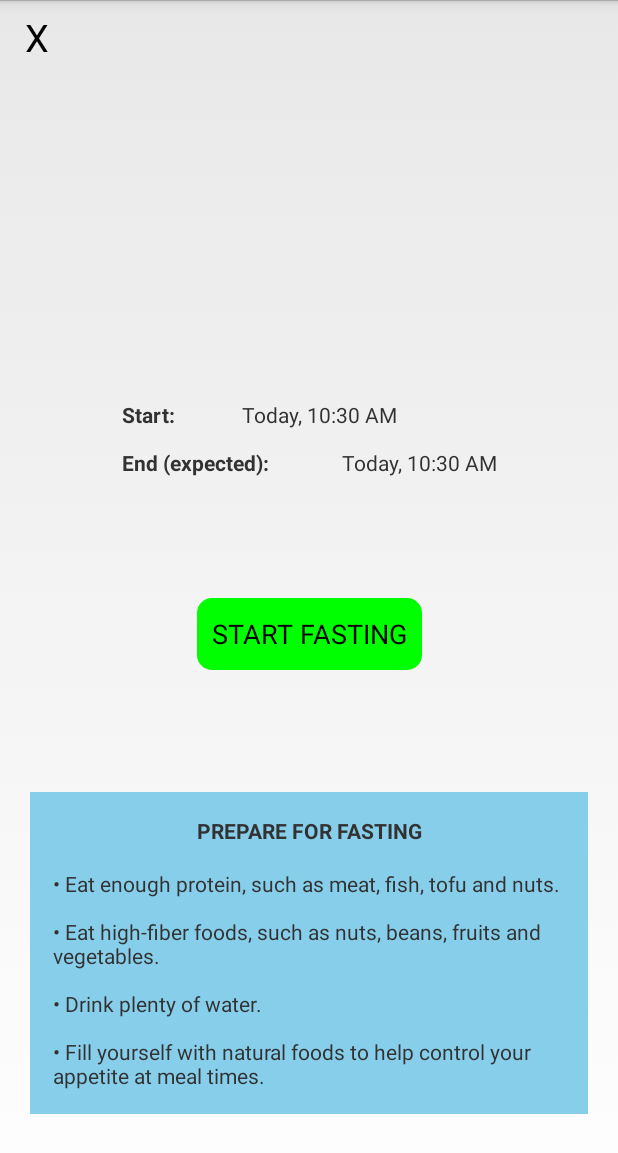
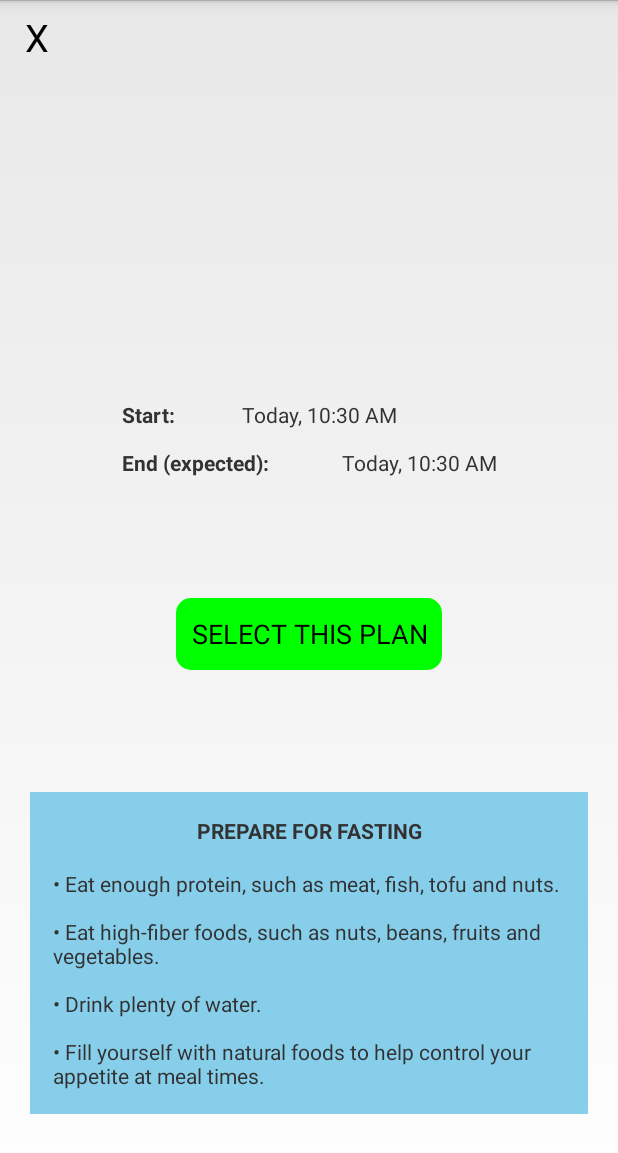
Before and after one commit to satwikkumar/FastIt-Intermittent-Fasting-App, an Android app: the PlanningInfoActivity screen opened directly, with no data from a screen before it, on a phone screen of 412 x 824 dp. Shown: the top 1153 px of the screen. Run offline under Robolectric (Android 15) with nearby library versions, the phone set to English and light mode, and no system bars; 1 statement that could not run was skipped.

Commit message:
Modified button title

```diff
--- a/app/src/main/res/layout/activity_additional_info.xml
+++ b/app/src/main/res/layout/activity_additional_info.xml
@@ -135,7 +135,7 @@
             android:layout_width="wrap_content"
             android:padding="10dp"
             android:layout_height="wrap_content"
-            android:text="DELETE"
+            android:text="DELETE CYCLE"
             android:textStyle="bold"
             android:onClick="dismissActivity"
             android:background="@drawable/button_background_red"
--- a/app/src/main/res/layout/activity_planning_info.xml
+++ b/app/src/main/res/layout/activity_planning_info.xml
@@ -41,7 +41,7 @@
         android:id="@+id/button2"
         android:layout_width="wrap_content"
         android:layout_height="wrap_content"
-        android:text="START FASTING"
+        android:text="SELECT THIS PLAN"
         android:padding="10dp"
         android:background="@drawable/button_background_green"
         app:layout_constraintStart_toStartOf="parent"
```
